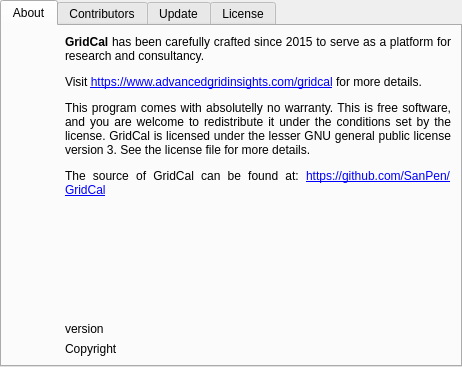
Old version of the form src/GridCal/Gui/AboutDialogue/gui.ui in the repository SanPen/GridCal.
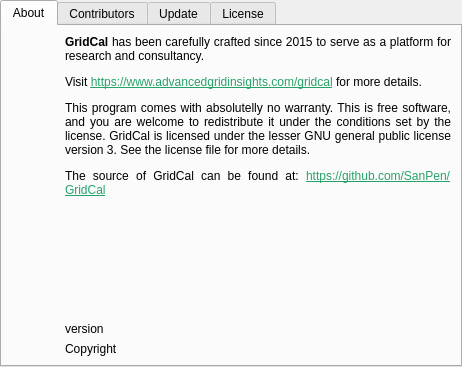
New version of the form. Icons and pictures are not drawn.

What changed in the file:
```diff
--- a/src/GridCal/Gui/AboutDialogue/gui.ui
+++ b/src/GridCal/Gui/AboutDialogue/gui.ui
@@ -46,7 +46,7 @@
           <enum>Qt::LeftToRight</enum>
          </property>
          <property name="text">
-          <string>&lt;html&gt;&lt;head/&gt;&lt;body&gt;&lt;p align=&quot;justify&quot;&gt;&lt;span style=&quot; font-weight:600;&quot;&gt;GridCal&lt;/span&gt; has been carefully crafted since 2015 to serve as a platform for research and consultancy. &lt;/p&gt;&lt;p align=&quot;justify&quot;&gt;Visit &lt;a href=&quot;https://www.advancedgridinsights.com/gridcal&quot;&gt;&lt;span style=&quot; text-decoration: underline; color:#0000ff;&quot;&gt;https://www.advancedgridinsights.com/gridcal&lt;/span&gt;&lt;/a&gt; for more details.&lt;/p&gt;&lt;p align=&quot;justify&quot;&gt;This program comes with absolutelly no warranty. This is free software, and you are welcome to redistribute it under the conditions set by the license. GridCal is licensed under the lesser GNU general public license version 3. See the license file for more details.&lt;/p&gt;&lt;p align=&quot;justify&quot;&gt;The source of GridCal can be found at: &lt;a href=&quot;https://github.com/SanPen/GridCal&quot;&gt;&lt;span style=&quot; text-decoration: underline; color:#0000ff;&quot;&gt;https://github.com/SanPen/GridCal&lt;/span&gt;&lt;/a&gt;&lt;/p&gt;&lt;/body&gt;&lt;/html&gt;</string>
+          <string>&lt;html&gt;&lt;head/&gt;&lt;body&gt;&lt;p align=&quot;justify&quot;&gt;&lt;span style=&quot; font-weight:600;&quot;&gt;GridCal&lt;/span&gt; has been carefully crafted since 2015 to serve as a platform for research and consultancy. &lt;/p&gt;&lt;p align=&quot;justify&quot;&gt;Visit &lt;a href=&quot;https://www.advancedgridinsights.com/gridcal&quot;&gt;&lt;span style=&quot; text-decoration: underline; color:#26a269;&quot;&gt;https://www.advancedgridinsights.com/gridcal&lt;/span&gt;&lt;/a&gt; for more details.&lt;/p&gt;&lt;p align=&quot;justify&quot;&gt;This program comes with absolutelly no warranty. This is free software, and you are welcome to redistribute it under the conditions set by the license. GridCal is licensed under the lesser GNU general public license version 3. See the license file for more details.&lt;/p&gt;&lt;p align=&quot;justify&quot;&gt;The source of GridCal can be found at: &lt;a href=&quot;https://github.com/SanPen/GridCal&quot;&gt;&lt;span style=&quot; text-decoration: underline; color:#26a269;&quot;&gt;https://github.com/SanPen/GridCal&lt;/span&gt;&lt;/a&gt;&lt;/p&gt;&lt;/body&gt;&lt;/html&gt;</string>
          </property>
          <property name="alignment">
           <set>Qt::AlignLeading|Qt::AlignLeft|Qt::AlignTop</set>
```
